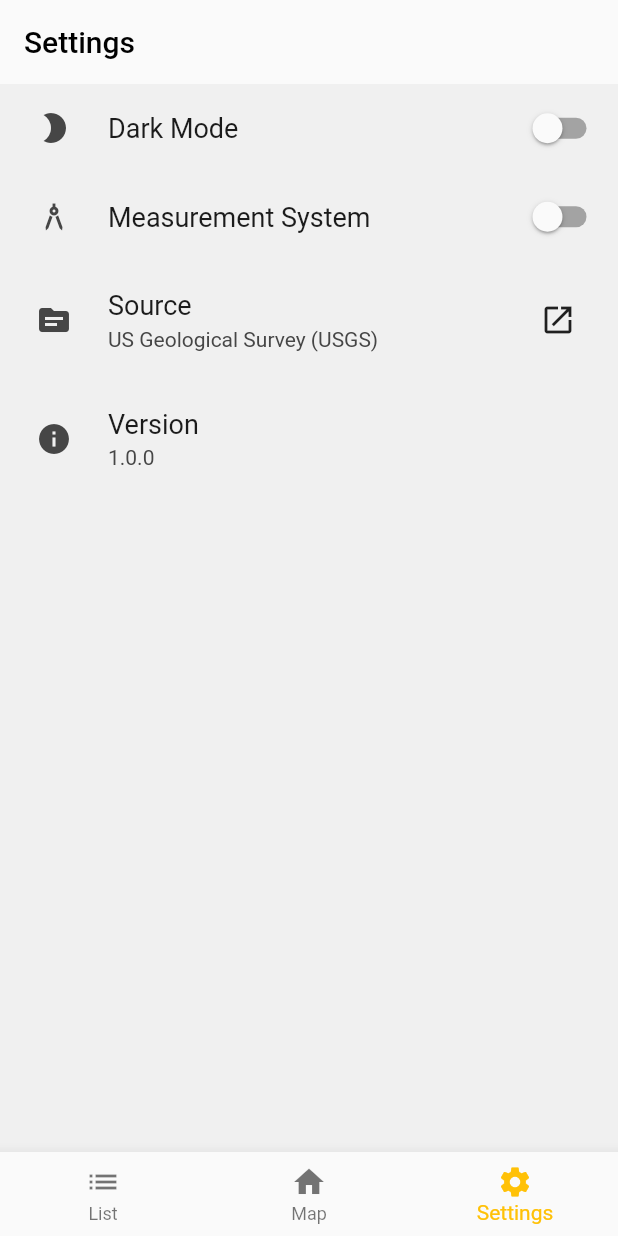
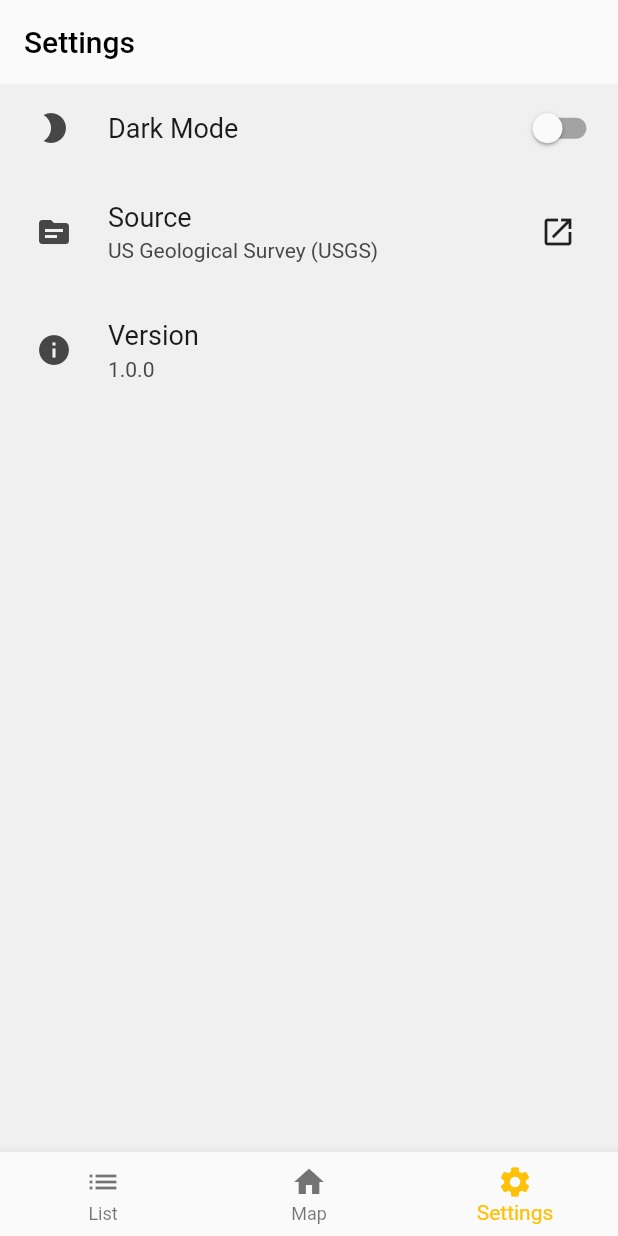
Before and after one commit to sahinozan/Earthquake-App, a Flutter app: the screen it shows after launch, item 3 of the bottom bar chosen, on a phone screen of 412 x 824 dp. Run offline on Flutter 3.47's test engine with Material 2 defaults, Android fonts, the phone set to English and light mode, and no system bars; drawn by our look-alikes of settings_ui; our stand-ins replace cloud_firestore, firebase_core, flutter_riverpod, freezed_annotation, google_maps_flutter; accounts and stored records are empty; generated files the repository leaves out were written again; network calls fail.

Commit message:
basic refactoring

```diff
--- a/lib/pages/language_settings_page.dart
+++ b/lib/pages/language_settings_page.dart
@@ -1,6 +1,9 @@
 import 'package:earthquake_app/pages/settings_page.dart';
 import 'package:flutter/material.dart';
 import 'package:flutter_riverpod/flutter_riverpod.dart';
+
+// This page is not currently used in the app because I couldn't find an easy way to implement multiple languages to my app.
+// I still didn't delete this page because I may try to implement multiple languages in the future.
 
 class LanguageSettingsPage extends ConsumerStatefulWidget {
   const LanguageSettingsPage({
--- a/lib/pages/settings_page.dart
+++ b/lib/pages/settings_page.dart
@@ -44,7 +44,9 @@ class _SettingsPageState extends ConsumerState<SettingsPage> {
         sections: [
           SettingsSection(
             tiles: [
-              /* SettingsTile.navigation(
+              // I didn't delete this because I might try to implement multiple languages in the future.
+              /*
+              SettingsTile.navigation(
                 title: const Text('Language'),
                 value: Text(selectedLanguage),
                 leading: const Icon(Icons.language),
@@ -56,7 +58,8 @@ class _SettingsPageState extends ConsumerState<SettingsPage> {
                     ),
                   );
                 },
-              ), */
+              ),
+              */
               SettingsTile.switchTile(
                 initialValue: ref.watch(darkModeProvider),
                 onToggle: (value) {
@@ -74,6 +77,8 @@ class _SettingsPageState extends ConsumerState<SettingsPage> {
                 title: const Text('Dark Mode'),
                 leading: const Icon(Icons.brightness_2),
               ),
+              // I didn't delete this because I might implement this feature to convert earthquake depth information between km and miles. (plan for the summer break)
+              /*
               SettingsTile.switchTile(
                 initialValue: ref.watch(measurementProvider),
                 onToggle: (value) =>
@@ -81,11 +86,11 @@ class _SettingsPageState extends ConsumerState<SettingsPage> {
                 title: const Text('Measurement System'),
                 leading: const Icon(Icons.architecture),
               ),
+              */
               SettingsTile.navigation(
                 title: const Text('Source'),
                 description: const Text('US Geological Survey (USGS)'),
                 leading: const Icon(Icons.source),
-                // trailing: const Icon(Icons.open_in_new),
                 trailing: IconButton(
                   icon: const Icon(Icons.open_in_new),
                   onPressed: () async {
```
